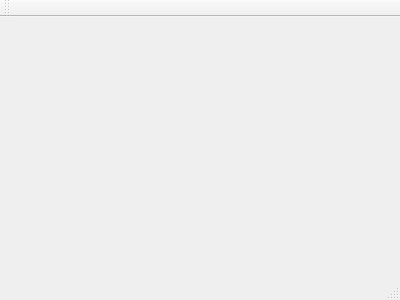
This is mainwindow.ui in itwhy1994/Qt-SerialPort as Qt 5 draws it before an edit. The edited form follows.
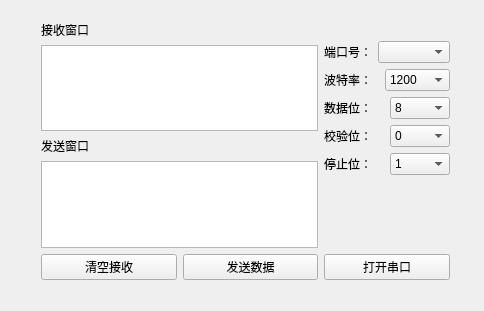
This is the edited form.

What changed in the file:
```diff
--- a/mainwindow.ui
+++ b/mainwindow.ui
@@ -1,24 +1,229 @@
 <ui version="4.0">
  <class>MainWindow</class>
- <widget class="QMainWindow" name="MainWindow" >
-  <property name="geometry" >
+ <widget class="QMainWindow" name="MainWindow">
+  <property name="geometry">
    <rect>
     <x>0</x>
     <y>0</y>
-    <width>400</width>
-    <height>300</height>
+    <width>484</width>
+    <height>311</height>
    </rect>
   </property>
   <property name="windowTitle" >
    <string>MainWindow</string>
   </property>
-  <widget class="QMenuBar" name="menuBar" />
-  <widget class="QToolBar" name="mainToolBar" />
-  <widget class="QWidget" name="centralWidget" />
-  <widget class="QStatusBar" name="statusBar" />
+  <widget class="QWidget" name="centralWidget">
+   <widget class="QWidget" name="layoutWidget">
+    <property name="geometry">
+     <rect>
+      <x>30</x>
+      <y>10</y>
+      <width>431</width>
+      <height>281</height>
+     </rect>
+    </property>
+    <layout class="QHBoxLayout" name="horizontalLayout_7">
+     <item>
+      <layout class="QVBoxLayout" name="verticalLayout">
+       <item>
+        <widget class="QLabel" name="label">
+         <property name="text">
+          <string>接收窗口</string>
+         </property>
+        </widget>
+       </item>
+       <item>
+        <widget class="QTextEdit" name="textEdit"/>
+       </item>
+       <item>
+        <widget class="QLabel" name="label_2">
+         <property name="text">
+          <string>发送窗口</string>
+         </property>
+        </widget>
+       </item>
+       <item>
+        <widget class="QTextEdit" name="textEdit_2"/>
+       </item>
+       <item>
+        <layout class="QHBoxLayout" name="horizontalLayout">
+         <item>
+          <widget class="QPushButton" name="clearButton">
+           <property name="text">
+            <string>清空接收</string>
+           </property>
+          </widget>
+         </item>
+         <item>
+          <widget class="QPushButton" name="sendButton">
+           <property name="text">
+            <string>发送数据</string>
+           </property>
+          </widget>
+         </item>
+        </layout>
+       </item>
+      </layout>
+     </item>
+     <item>
+      <layout class="QVBoxLayout" name="verticalLayout_2">
+       <item>
+        <layout class="QVBoxLayout" name="verticalLayout_3">
+         <item>
+          <widget class="QLabel" name="label_8">
+           <property name="text">
+            <string/>
+           </property>
+          </widget>
+         </item>
+         <item>
+          <layout class="QHBoxLayout" name="horizontalLayout_2">
+           <item>
+            <widget class="QLabel" name="label_3">
+             <property name="text">
+              <string>端口号：</string>
+             </property>
+            </widget>
+           </item>
+           <item>
+            <widget class="QComboBox" name="PortBox"/>
+           </item>
+          </layout>
+         </item>
+         <item>
+          <layout class="QHBoxLayout" name="horizontalLayout_3">
+           <item>
+            <widget class="QLabel" name="label_4">
+             <property name="text">
+              <string>波特率：</string>
+             </property>
+            </widget>
+           </item>
+           <item>
+            <widget class="QComboBox" name="BaudBox">
+             <item>
+              <property name="text">
+               <string>1200</string>
+              </property>
+             </item>
+             <item>
+              <property name="text">
+               <string>2400</string>
+              </property>
+             </item>
+             <item>
+              <property name="text">
+               <string>4800</string>
+              </property>
+             </item>
+             <item>
+              <property name="text">
+               <string>9600</string>
+              </property>
+             </item>
+             <item>
+              <property name="text">
+               <string>19200</string>
+              </property>
+             </item>
+            </widget>
+           </item>
+          </layout>
+         </item>
+         <item>
+          <layout class="QHBoxLayout" name="horizontalLayout_4">
+           <item>
+            <widget class="QLabel" name="label_5">
+             <property name="text">
+              <string>数据位：</string>
+             </property>
+            </widget>
+           </item>
+           <item>
+            <widget class="QComboBox" name="BitNumBox">
+             <item>
+              <property name="text">
+               <string>8</string>
+              </property>
+             </item>
+            </widget>
+           </item>
+          </layout>
+         </item>
+         <item>
+          <layout class="QHBoxLayout" name="horizontalLayout_5">
+           <item>
+            <widget class="QLabel" name="label_6">
+             <property name="text">
+              <string>校验位：</string>
+             </property>
+            </widget>
+           </item>
+           <item>
+            <widget class="QComboBox" name="ParityBox">
+             <item>
+              <property name="text">
+               <string>0</string>
+              </property>
+             </item>
+            </widget>
+           </item>
+          </layout>
+         </item>
+         <item>
+          <layout class="QHBoxLayout" name="horizontalLayout_6">
+           <item>
+            <widget class="QLabel" name="label_7">
+             <property name="text">
+              <string>停止位：</string>
+             </property>
+            </widget>
+           </item>
+           <item>
+            <widget class="QComboBox" name="StopBox">
+             <item>
+              <property name="text">
+               <string>1</string>
+              </property>
+             </item>
+             <item>
+              <property name="text">
+               <string>2</string>
+              </property>
+             </item>
+            </widget>
+           </item>
+          </layout>
+         </item>
+        </layout>
+       </item>
+       <item>
+        <spacer name="verticalSpacer">
+         <property name="orientation">
+          <enum>Qt::Vertical</enum>
+         </property>
+         <property name="sizeHint" stdset="0">
+          <size>
+           <width>20</width>
+           <height>68</height>
+          </size>
+         </property>
+        </spacer>
+       </item>
+       <item>
+        <widget class="QPushButton" name="openButton">
+         <property name="text">
+          <string>打开串口</string>
+         </property>
+        </widget>
+       </item>
+      </layout>
+     </item>
+    </layout>
+   </widget>
+  </widget>
  </widget>
- <layoutDefault spacing="6" margin="11" />
- <pixmapfunction></pixmapfunction>
+ <layoutdefault spacing="6" margin="11"/>
  <resources/>
  <connections/>
 </ui>
```
Left out of the diff: 3 changed lines with no effect on the pictures.
